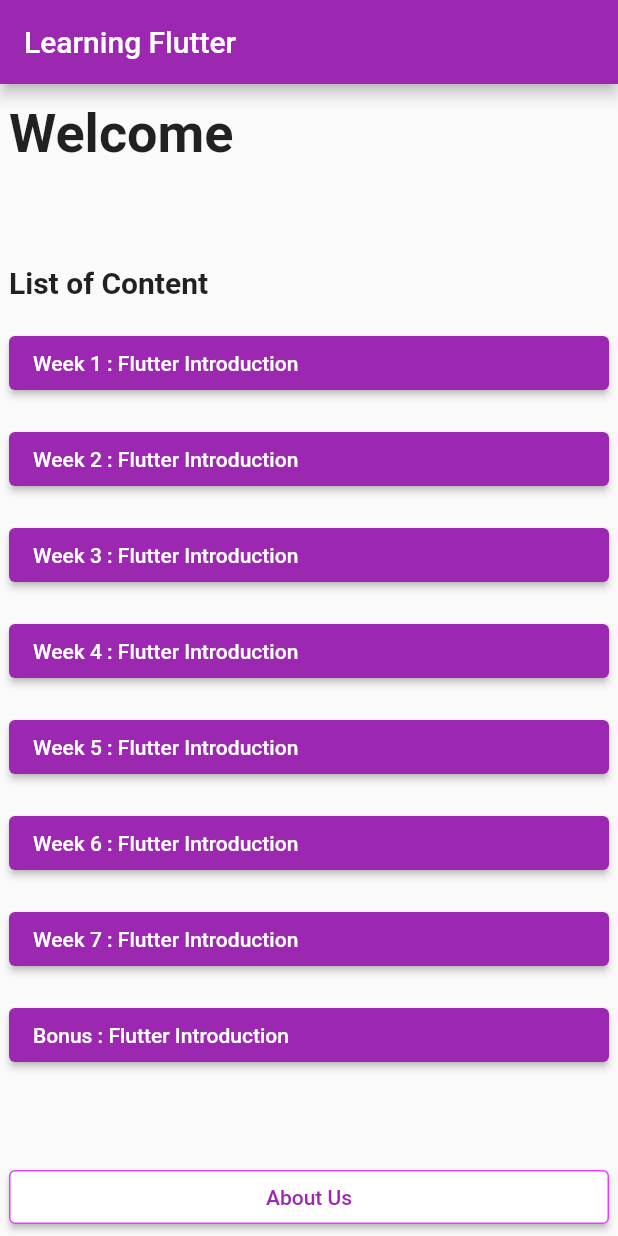
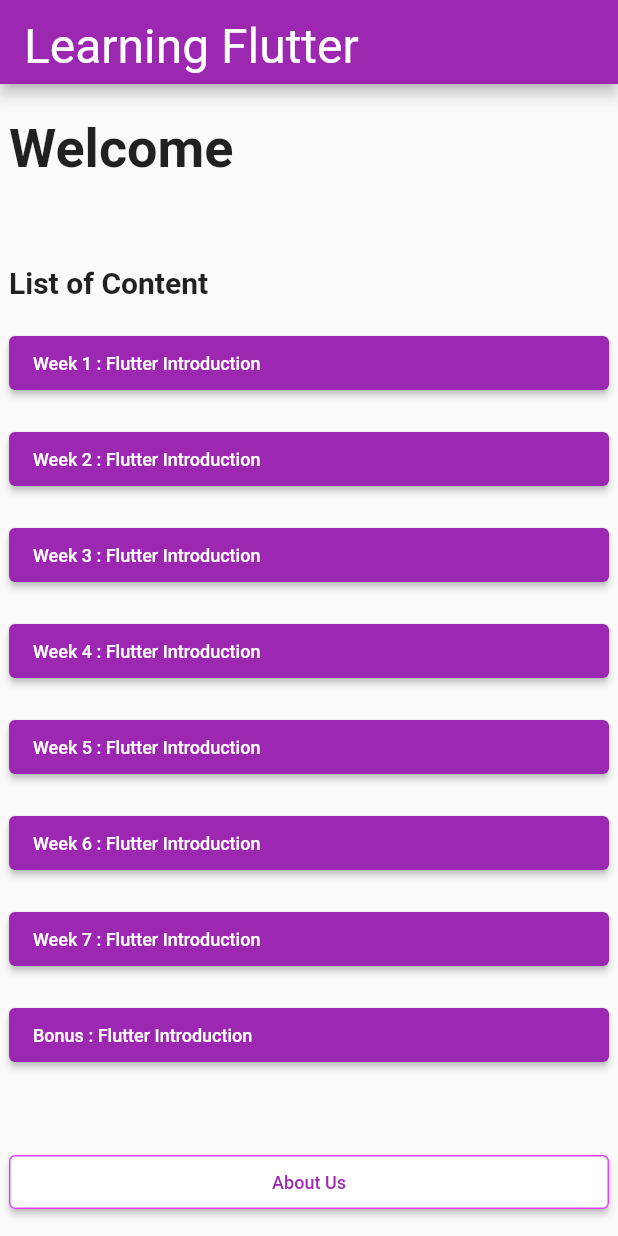
Before and after one commit to Three-Musketeers-IF-C-Sore/learningflutter_threemusketeers_ifcsore, a Flutter app: the screen it shows after launch, on a phone screen of 412 x 824 dp. Run offline on Flutter 3.47's test engine with Material 2 defaults, Android fonts, the phone set to English and light mode, and no system bars; Roboto replaces fonts that are missing (Plus Jakarta Sans).

Commit message:
Updated component text

```diff
--- a/lib/main.dart
+++ b/lib/main.dart
@@ -36,7 +36,10 @@ class _MyHomePageState extends State<MyHomePage> {
   Widget build(BuildContext context) {
     return Scaffold(
       appBar: AppBar(
-        title: Text(widget.title),
+        title: Text(
+          widget.title,
+          style: $heading2Light,
+        ),
         backgroundColor: Colors.purple.shade500,
       ),
       body: Center(
@@ -56,7 +59,7 @@ class _MyHomePageState extends State<MyHomePage> {
                 ),
               ),
             ),
-            const Padding(padding: EdgeInsets.all(30)),
+            const Padding(padding: EdgeInsets.all(25)),
             const SizedBox(
               width: 400,
               child: Align(
@@ -80,7 +83,8 @@ class _MyHomePageState extends State<MyHomePage> {
                     fixedSize: const Size(400, 35),
                     backgroundColor: Colors.purple.shade500,
                     alignment: Alignment.centerLeft),
-                child: const Text('Week 1 : Flutter Introduction')),
+                child: const Text('Week 1 : Flutter Introduction',
+                    style: $caption1Regular)),
             const Padding(padding: EdgeInsets.all(8)),
             ElevatedButton(
                 onPressed: () {
@@ -90,7 +94,8 @@ class _MyHomePageState extends State<MyHomePage> {
                     fixedSize: const Size(400, 35),
                     backgroundColor: Colors.purple.shade500,
                     alignment: Alignment.centerLeft),
-                child: const Text('Week 2 : Flutter Introduction')),
+                child: const Text('Week 2 : Flutter Introduction',
+                    style: $caption1Regular)),
             const Padding(padding: EdgeInsets.all(8)),
             ElevatedButton(
                 onPressed: () {
@@ -100,7 +105,8 @@ class _MyHomePageState extends State<MyHomePage> {
                     fixedSize: const Size(400, 35),
                     backgroundColor: Colors.purple.shade500,
                     alignment: Alignment.centerLeft),
-                child: const Text('Week 3 : Flutter Introduction')),
+                child: const Text('Week 3 : Flutter Introduction',
+                    style: $caption1Regular)),
             const Padding(padding: EdgeInsets.all(8)),
             ElevatedButton(
                 onPressed: () {
@@ -110,7 +116,8 @@ class _MyHomePageState extends State<MyHomePage> {
                     fixedSize: const Size(400, 35),
                     backgroundColor: Colors.purple.shade500,
                     alignment: Alignment.centerLeft),
-                child: const Text('Week 4 : Flutter Introduction')),
+                child: const Text('Week 4 : Flutter Introduction',
+                    style: $caption1Regular)),
             const Padding(padding: EdgeInsets.all(8)),
             ElevatedButton(
                 onPressed: () {
@@ -120,7 +127,8 @@ class _MyHomePageState extends State<MyHomePage> {
                     fixedSize: const Size(400, 35),
                     backgroundColor: Colors.purple.shade500,
                     alignment: Alignment.centerLeft),
-                child: const Text('Week 5 : Flutter Introduction')),
+                child: const Text('Week 5 : Flutter Introduction',
+                    style: $caption1Regular)),
             const Padding(padding: EdgeInsets.all(8)),
             ElevatedButton(
                 onPressed: () {
@@ -130,7 +138,8 @@ class _MyHomePageState extends State<MyHomePage> {
                     fixedSize: const Size(400, 35),
                     backgroundColor: Colors.purple.shade500,
                     alignment: Alignment.centerLeft),
-                child: const Text('Week 6 : Flutter Introduction')),
+                child: const Text('Week 6 : Flutter Introduction',
+                    style: $caption1Regular)),
             const Padding(padding: EdgeInsets.all(8)),
             ElevatedButton(
                 onPressed: () {
@@ -140,7 +149,8 @@ class _MyHomePageState extends State<MyHomePage> {
                     fixedSize: const Size(400, 35),
                     backgroundColor: Colors.purple.shade500,
                     alignment: Alignment.centerLeft),
-                child: const Text('Week 7 : Flutter Introduction')),
+                child: const Text('Week 7 : Flutter Introduction',
+                    style: $caption1Regular)),
             const Padding(padding: EdgeInsets.all(8)),
             ElevatedButton(
                 onPressed: () {
@@ -150,8 +160,9 @@ class _MyHomePageState extends State<MyHomePage> {
                     fixedSize: const Size(400, 35),
                     backgroundColor: Colors.purple.shade500,
                     alignment: Alignment.centerLeft),
-                child: const Text('Bonus : Flutter Introduction')),
-            const Padding(padding: EdgeInsets.all(30)),
+                child: const Text('Bonus : Flutter Introduction',
+                    style: $caption1Regular)),
+            const Padding(padding: EdgeInsets.all(25)),
             ElevatedButton(
                 onPressed: () {
                   //
@@ -162,7 +173,10 @@ class _MyHomePageState extends State<MyHomePage> {
                     foregroundColor: Colors.purple.shade500,
                     side:
                         const BorderSide(width: 1, color: Colors.purpleAccent)),
-                child: const Text('About Us')),
+                child: const Text(
+                  'About Us',
+                  style: $caption1Regular,
+                )),
           ],
         ),
       )),
```
